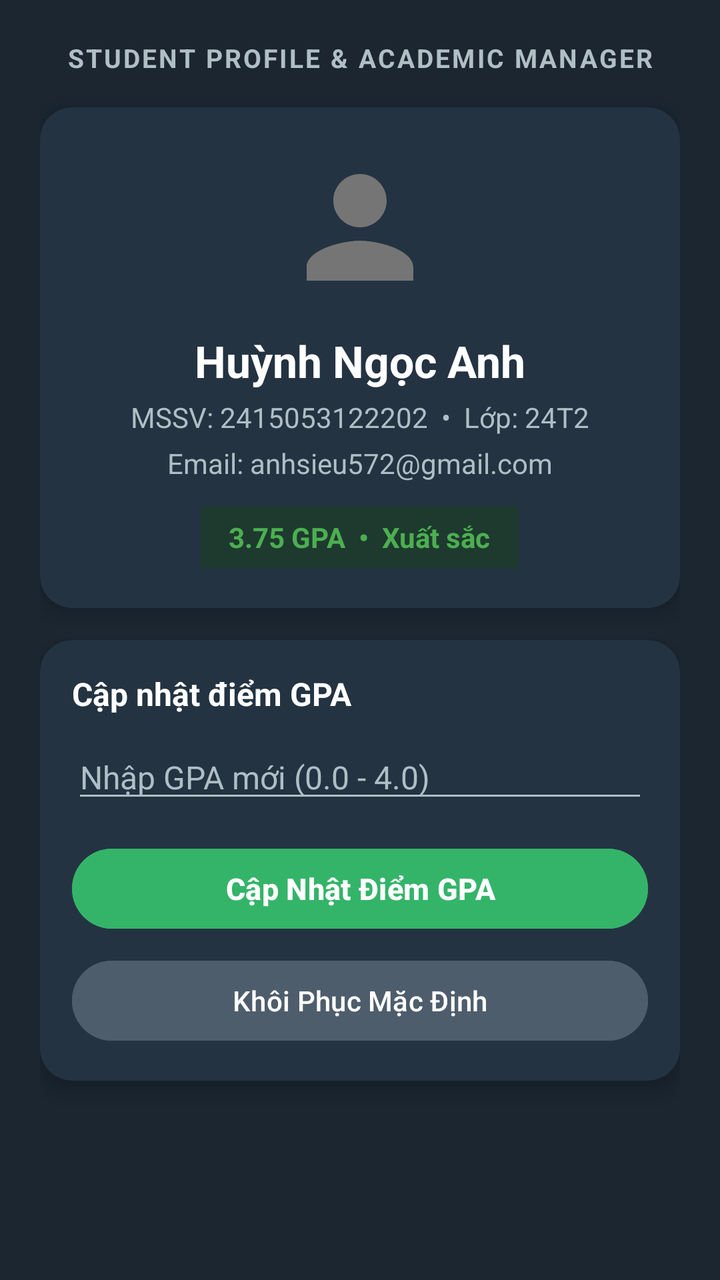
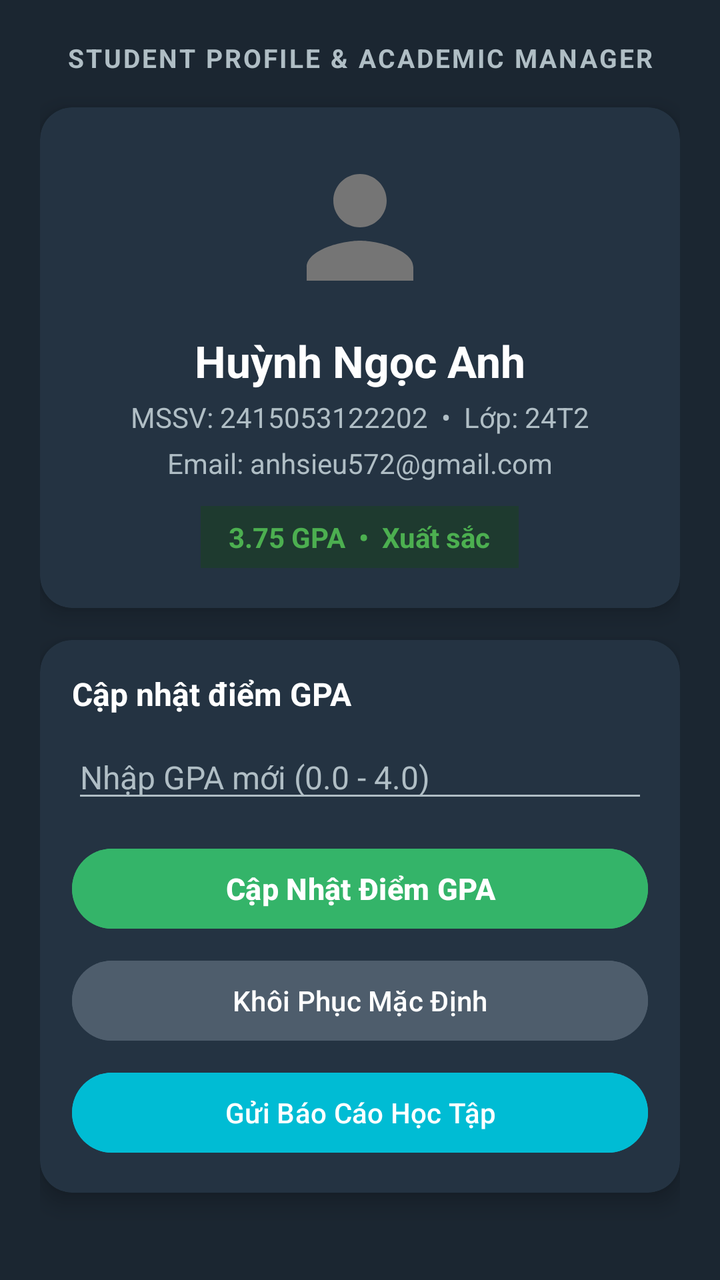

Before-and-after screenshots of an Android layout around one commit, followed by the original layout XML and the change that was made.
<!-- AndroidManifest.xml: application theme Theme.StudentProfile -->
<!-- res/layout/activity_main.xml -->
<?xml version="1.0" encoding="utf-8"?>
<ScrollView xmlns:android="http://schemas.android.com/apk/res/android"
    xmlns:app="http://schemas.android.com/apk/res-auto"
    xmlns:tools="http://schemas.android.com/tools"
    android:layout_width="match_parent"
    android:layout_height="match_parent"
    android:background="@color/bg_dark"
    android:fillViewport="true"
    tools:context=".MainActivity">

    <LinearLayout
        android:layout_width="match_parent"
        android:layout_height="wrap_content"
        android:orientation="vertical"
        android:padding="20dp">

        
        <TextView
            android:layout_width="match_parent"
            android:layout_height="wrap_content"
            android:layout_marginBottom="16dp"
            android:gravity="center"
            android:text="STUDENT PROFILE &amp; ACADEMIC MANAGER"
            android:textColor="@color/text_secondary"
            android:textSize="13sp"
            android:letterSpacing="0.08"
            android:textStyle="bold" />

        
        <androidx.cardview.widget.CardView
            android:layout_width="match_parent"
            android:layout_height="wrap_content"
            app:cardBackgroundColor="@color/card_dark"
            app:cardCornerRadius="16dp"
            app:cardElevation="6dp">

            <LinearLayout
                android:layout_width="match_parent"
                android:layout_height="wrap_content"
                android:gravity="center"
                android:orientation="vertical"
                android:padding="20dp">

                
                <ImageView
                    android:id="@+id/imgAvatar"
                    android:layout_width="80dp"
                    android:layout_height="80dp"
                    android:contentDescription="Avatar"
                    android:scaleType="centerCrop"
                    android:src="@drawable/ic_default_avatar" />

                
                <TextView
                    android:id="@+id/tvStudentName"
                    android:layout_width="wrap_content"
                    android:layout_height="wrap_content"
                    android:layout_marginTop="12dp"
                    android:text="Huỳnh Ngọc Anh"
                    android:textColor="@color/text_white"
                    android:textSize="22sp"
                    android:textStyle="bold" />

                
                <TextView
                    android:id="@+id/tvStudentDetails"
                    android:layout_width="wrap_content"
                    android:layout_height="wrap_content"
                    android:layout_marginTop="4dp"
                    android:text="MSSV: 2415053122202  •  Lớp: 24T2"
                    android:textColor="@color/text_secondary"
                    android:textSize="14sp" />

                
                <TextView
                    android:id="@+id/tvStudentEmail"
                    android:layout_width="wrap_content"
                    android:layout_height="wrap_content"
                    android:layout_marginTop="4dp"
                    android:text="Email: anhsieu572@gmail.com"
                    android:textColor="@color/text_secondary"
                    android:textSize="14sp" />

                
                <TextView
                    android:id="@+id/tvGpaBadge"
                    android:layout_width="wrap_content"
                    android:layout_height="wrap_content"
                    android:layout_marginTop="12dp"
                    android:background="@color/badge_gpa_bg"
                    android:paddingHorizontal="14dp"
                    android:paddingVertical="6dp"
                    android:text="3.75 GPA  •  Xuất sắc"
                    android:textColor="@color/badge_gpa_text"
                    android:textSize="14sp"
                    android:textStyle="bold" />

                
                <TextView
                    android:id="@+id/tvHonorBadge"
                    android:layout_width="wrap_content"
                    android:layout_height="wrap_content"
                    android:layout_marginTop="8dp"
                    android:text="⭐ Sinh viên Vinh danh (Honor Student)"
                    android:textColor="@color/honor_gold"
                    android:textSize="13sp"
                    android:textStyle="italic"
                    android:visibility="gone" />

            </LinearLayout>
        </androidx.cardview.widget.CardView>

        
        <androidx.cardview.widget.CardView
            android:layout_width="match_parent"
            android:layout_height="wrap_content"
            android:layout_marginTop="16dp"
            app:cardBackgroundColor="@color/card_dark"
            app:cardCornerRadius="16dp"
            app:cardElevation="6dp">

            <LinearLayout
                android:layout_width="match_parent"
                android:layout_height="wrap_content"
                android:orientation="vertical"
                android:padding="16dp">

                <TextView
                    android:layout_width="wrap_content"
                    android:layout_height="wrap_content"
                    android:text="Cập nhật điểm GPA"
                    android:textColor="@color/text_white"
                    android:textSize="16sp"
                    android:textStyle="bold" />

                
                <EditText
                    android:id="@+id/edtGpaInput"
                    android:layout_width="match_parent"
                    android:layout_height="wrap_content"
                    android:layout_marginTop="10dp"
                    android:backgroundTint="@color/text_secondary"
                    android:hint="Nhập GPA mới (0.0 - 4.0)"
                    android:inputType="numberDecimal"
                    android:textColor="@color/text_white"
                    android:textColorHint="@color/text_secondary"
                    android:textSize="16sp" />

                
                <TextView
                    android:id="@+id/tvPreviewRanking"
                    android:layout_width="wrap_content"
                    android:layout_height="wrap_content"
                    android:layout_marginTop="4dp"
                    android:text="Dự kiến: Xuất sắc"
                    android:textColor="@color/badge_gpa_text"
                    android:textSize="13sp"
                    android:textStyle="bold"
                    android:visibility="gone" />

                
                <Button
                    android:id="@+id/btnUpdateGpa"
                    android:layout_width="match_parent"
                    android:layout_height="wrap_content"
                    android:layout_marginTop="14dp"
                    android:backgroundTint="@color/btn_update"
                    android:text="Cập Nhật Điểm GPA"
                    android:textAllCaps="false"
                    android:textColor="@color/text_white"
                    android:textSize="15sp"
                    android:textStyle="bold" />

                
                <Button
                    android:id="@+id/btnReset"
                    android:layout_width="match_parent"
                    android:layout_height="wrap_content"
                    android:layout_marginTop="8dp"
                    android:backgroundTint="@color/btn_reset"
                    android:text="Khôi Phục Mặc Định"
                    android:textAllCaps="false"
                    android:textColor="@color/text_white"
                    android:textSize="14sp" />

            </LinearLayout>
        </androidx.cardview.widget.CardView>

    </LinearLayout>
</ScrollView>
<!-- resources referenced by this layout -->
<resources>
  <color name="badge_gpa_bg">#1E3A2F</color>
  <color name="badge_gpa_text">#4CAF50</color>
  <color name="bg_dark">#1B2631</color>
  <color name="btn_reset">#4E5D6C</color>
  <color name="btn_update">#34B469</color>
  <color name="card_dark">#243342</color>
  <color name="honor_gold">#FFD700</color>
  <color name="text_secondary">#B0BEC5</color>
  <color name="text_white">#FFFFFF</color>
  <!-- drawable ic_default_avatar (drawable) -->
  <vector xmlns:android="http://schemas.android.com/apk/res/android"
      android:width="96dp"
      android:height="96dp"
      android:viewportWidth="24"
      android:viewportHeight="24">
      <path
          android:fillColor="#757575"
          android:pathData="M12,12c2.21,0 4,-1.79 4,-4s-1.79,-4 -4,-4 -4,1.79 -4,4 1.79,4 4,4zM12,14c-2.67,0 -8,1.34 -8,4v2h16v-2c0,-2.66 -5.33,-4 -8,-4z"/>
  </vector>
  <style name="Theme.StudentProfile" parent="Base.Theme.StudentProfile" />
  <style name="Base.Theme.StudentProfile" parent="Theme.Material3.DayNight.NoActionBar">
          
          
      </style>
</resources>

<!-- the commit's change to res/layout/activity_main.xml (unified diff, before → after) -->
@@ -20,10 +20,10 @@
             android:layout_height="wrap_content"
             android:layout_marginBottom="16dp"
             android:gravity="center"
+            android:letterSpacing="0.08"
             android:text="STUDENT PROFILE &amp; ACADEMIC MANAGER"
             android:textColor="@color/text_secondary"
             android:textSize="13sp"
-            android:letterSpacing="0.08"
             android:textStyle="bold" />
 
         
@@ -183,6 +183,18 @@
                     android:textColor="@color/text_white"
                     android:textSize="14sp" />
 
+                
+                <Button
+                    android:id="@+id/btnSendReport"
+                    android:layout_width="match_parent"
+                    android:layout_height="wrap_content"
+                    android:layout_marginTop="8dp"
+                    android:backgroundTint="@color/btn_cyan"
+                    android:text="Gửi Báo Cáo Học Tập"
+                    android:textAllCaps="false"
+                    android:textColor="@color/text_white"
+                    android:textSize="14sp" />
+
             </LinearLayout>
         </androidx.cardview.widget.CardView>
 
<!-- resource entries referenced after the edit -->
@@ -3,6 +3,7 @@
   <color name="badge_gpa_bg">#1E3A2F</color>
   <color name="badge_gpa_text">#4CAF50</color>
   <color name="bg_dark">#1B2631</color>
+  <color name="btn_cyan">#00BCD4</color>
   <color name="btn_reset">#4E5D6C</color>
   <color name="btn_update">#34B469</color>
   <color name="card_dark">#243342</color>
